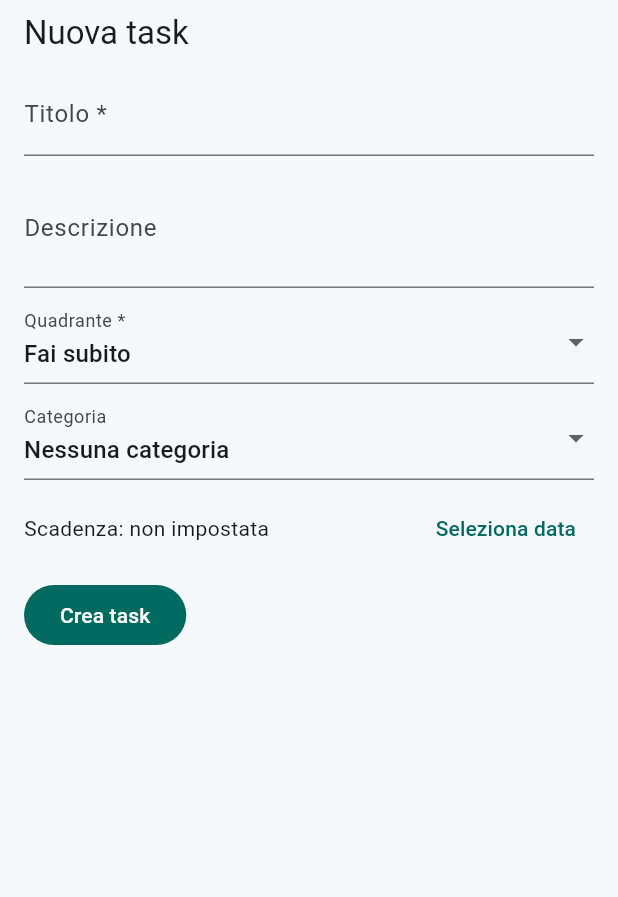
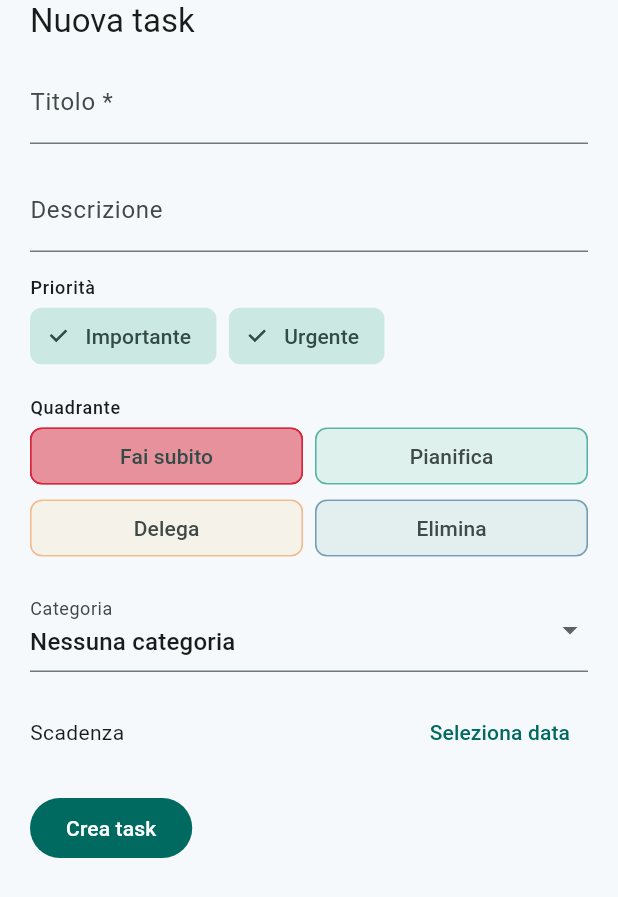
Before and after one commit to thomasborgogno/iketasks, a Flutter app: the _TaskForm widget shown alone on an empty page, opened directly with empty values, on a phone screen of 412 x 824 dp. Shown: the top 897 px of the screen. Run offline on Flutter 3.47's test engine with Material 3 defaults, Android fonts, the phone set to English and light mode, and no system bars; our stand-ins replace cloud_firestore, connectivity_plus, equatable, firebase_auth, firebase_core, flutter_bloc and 1 more; missing offline and left inert: home_widget; accounts and stored records are empty.

Commit message:
Redesign task form priority selection and layout
- Replace the Eisenhower quadrant dropdown with a grid of ChoiceChips for better visibility.
- Add "Important" and "Urgent" FilterChips to allow direct toggling of priority flags.
- Implement bidirectional synchronization between the importance/urgency flags and the selected quadrant.
- Refine form padding and vertical spacing for a cleaner visual layout.

```diff
--- a/lib/features/tasks/presentation/matrix_page.dart
+++ b/lib/features/tasks/presentation/matrix_page.dart
@@ -680,6 +680,8 @@ class _TaskFormState extends State<_TaskForm> {
   late final TextEditingController _titleController;
   late final TextEditingController _descriptionController;
   late EisenhowerQuadrant _quadrant;
+  late bool _isImportant;
+  late bool _isUrgent;
   DateTime? _dueDate;
   String? _categoryId;
 
@@ -691,8 +693,88 @@ class _TaskFormState extends State<_TaskForm> {
       text: widget.existing?.description,
     );
     _quadrant = widget.existing?.quadrant ?? EisenhowerQuadrant.importantUrgent;
+    _syncFlagsFromQuadrant(_quadrant);
     _dueDate = widget.existing?.dueDate;
     _categoryId = widget.existing?.categoryId;
+  }
+
+  void _syncFlagsFromQuadrant(EisenhowerQuadrant quadrant) {
+    switch (quadrant) {
+      case EisenhowerQuadrant.importantUrgent:
+        _isImportant = true;
+        _isUrgent = true;
+      case EisenhowerQuadrant.importantNotUrgent:
+        _isImportant = true;
+        _isUrgent = false;
+      case EisenhowerQuadrant.notImportantUrgent:
+        _isImportant = false;
+        _isUrgent = true;
+      case EisenhowerQuadrant.notImportantNotUrgent:
+        _isImportant = false;
+        _isUrgent = false;
+    }
+  }
+
+  void _syncQuadrantFromFlags() {
+    if (_isImportant && _isUrgent) {
+      _quadrant = EisenhowerQuadrant.importantUrgent;
+      return;
+    }
+    if (_isImportant && !_isUrgent) {
+      _quadrant = EisenhowerQuadrant.importantNotUrgent;
+      return;
+    }
+    if (!_isImportant && _isUrgent) {
+      _quadrant = EisenhowerQuadrant.notImportantUrgent;
+      return;
+    }
+    _quadrant = EisenhowerQuadrant.notImportantNotUrgent;
+  }
+
+  Color _quadrantColorFor(EisenhowerQuadrant quadrant) {
+    switch (quadrant) {
+      case EisenhowerQuadrant.importantUrgent:
+        return const Color(0xFFD7263D);
+      case EisenhowerQuadrant.importantNotUrgent:
+        return const Color(0xFF1B998B);
+      case EisenhowerQuadrant.notImportantUrgent:
+        return const Color(0xFFF4A261);
+      case EisenhowerQuadrant.notImportantNotUrgent:
+        return const Color(0xFF457B9D);
+    }
+  }
+
+  Widget _quadrantChoiceChip({
+    required String label,
+    required EisenhowerQuadrant quadrant,
+  }) {
+    final chipColor = _quadrantColorFor(quadrant);
+    final selected = _quadrant == quadrant;
+
+    return ChoiceChip(
+      label: SizedBox(
+        width: double.infinity,
+        child: Text(label, textAlign: TextAlign.center),
+      ),
+      selected: selected,
+      color: WidgetStateProperty.resolveWith((states) {
+        if (states.contains(WidgetState.selected)) {
+          return chipColor.withValues(alpha: 0.5);
+        }
+        return chipColor.withValues(alpha: 0.10);
+      }),
+      side: BorderSide(
+        color: chipColor.withValues(alpha: selected ? 0.95 : 0.45),
+      ),
+      showCheckmark: false,
+      onSelected: (isSelected) {
+        if (!isSelected) return;
+        setState(() {
+          _quadrant = quadrant;
+          _syncFlagsFromQuadrant(_quadrant);
+        });
+      },
+    );
   }
 
   @override
@@ -707,9 +789,8 @@ class _TaskFormState extends State<_TaskForm> {
     final isEdit = widget.existing != null;
     return Padding(
       padding: EdgeInsets.only(
-        left: 16,
-        right: 16,
-        top: 8,
+        left: 20,
+        right: 20,
         bottom: MediaQuery.of(context).viewInsets.bottom + 16,
       ),
       child: SingleChildScrollView(
@@ -722,33 +803,92 @@ class _TaskFormState extends State<_TaskForm> {
               style: Theme.of(context).textTheme.titleLarge,
             ),
             const SizedBox(height: 12),
+
             TextField(
               controller: _titleController,
               decoration: const InputDecoration(labelText: 'Titolo *'),
             ),
-            const SizedBox(height: 8),
+            const SizedBox(height: 16),
+
             TextField(
               controller: _descriptionController,
-              minLines: 2,
-              maxLines: 4,
               decoration: const InputDecoration(labelText: 'Descrizione'),
             ),
-            const SizedBox(height: 8),
-            DropdownButtonFormField<EisenhowerQuadrant>(
-              initialValue: _quadrant,
-              decoration: const InputDecoration(labelText: 'Quadrante *'),
-              items: EisenhowerQuadrant.values
-                  .map(
-                    (q) => DropdownMenuItem(value: q, child: Text(q.cardTitle)),
-                  )
-                  .toList(),
-              onChanged: (value) {
-                if (value != null) {
-                  setState(() => _quadrant = value);
-                }
-              },
+            const SizedBox(height: 16),
+
+            Text('Priorità', style: Theme.of(context).textTheme.labelMedium),
+            Align(
+              alignment: Alignment.centerLeft,
+              child: Wrap(
+                spacing: 8,
+                runSpacing: 8,
+                children: [
+                  FilterChip(
+                    label: const Text('Importante'),
+                    selected: _isImportant,
+                    onSelected: (value) {
+                      setState(() {
+                        _isImportant = value;
+                        _syncQuadrantFromFlags();
+                      });
+                    },
+                  ),
+                  FilterChip(
+                    label: const Text('Urgente'),
+                    selected: _isUrgent,
+                    onSelected: (value) {
+                      setState(() {
+                        _isUrgent = value;
+                        _syncQuadrantFromFlags();
+                      });
+                    },
+                  ),
+                ],
+              ),
             ),
-            const SizedBox(height: 8),
+            const SizedBox(height: 16),
+
+            Text('Quadrante', style: Theme.of(context).textTheme.labelMedium),
+            Column(
+              children: [
+                Row(
+                  children: [
+                    Expanded(
+                      child: _quadrantChoiceChip(
+                        label: 'Fai subito',
+                        quadrant: EisenhowerQuadrant.importantUrgent,
+                      ),
+                    ),
+                    const SizedBox(width: 8),
+                    Expanded(
+                      child: _quadrantChoiceChip(
+                        label: 'Pianifica',
+                        quadrant: EisenhowerQuadrant.importantNotUrgent,
+                      ),
+                    ),
+                  ],
+                ),
+                Row(
+                  children: [
+                    Expanded(
+                      child: _quadrantChoiceChip(
+                        label: 'Delega',
+                        quadrant: EisenhowerQuadrant.notImportantUrgent,
+                      ),
+                    ),
+                    const SizedBox(width: 8),
+                    Expanded(
+                      child: _quadrantChoiceChip(
+                        label: 'Elimina',
+                        quadrant: EisenhowerQuadrant.notImportantNotUrgent,
+                      ),
+                    ),
+                  ],
+                ),
+              ],
+            ),
+            const SizedBox(height: 16),
+
             DropdownButtonFormField<String?>(
               initialValue: _categoryId,
               decoration: const InputDecoration(labelText: 'Categoria'),
@@ -766,13 +906,15 @@ class _TaskFormState extends State<_TaskForm> {
               ],
               onChanged: (value) => setState(() => _categoryId = value),
             ),
-            const SizedBox(height: 8),
+            const SizedBox(height: 16),
+
+            // Text('Scadenza', style: Theme.of(context).textTheme.labelMedium),
             Row(
               children: [
                 Expanded(
                   child: Text(
                     _dueDate == null
-                        ? 'Scadenza: non impostata'
+                        ? 'Scadenza'
                         : 'Scadenza: ${DateFormat('dd/MM/yyyy').format(_dueDate!)}',
                   ),
                 ),
@@ -797,7 +939,8 @@ class _TaskFormState extends State<_TaskForm> {
                   ),
               ],
             ),
-            const SizedBox(height: 10),
+            const SizedBox(height: 16),
+
             FilledButton(
               onPressed: () {
                 final title = _titleController.text.trim();
```
